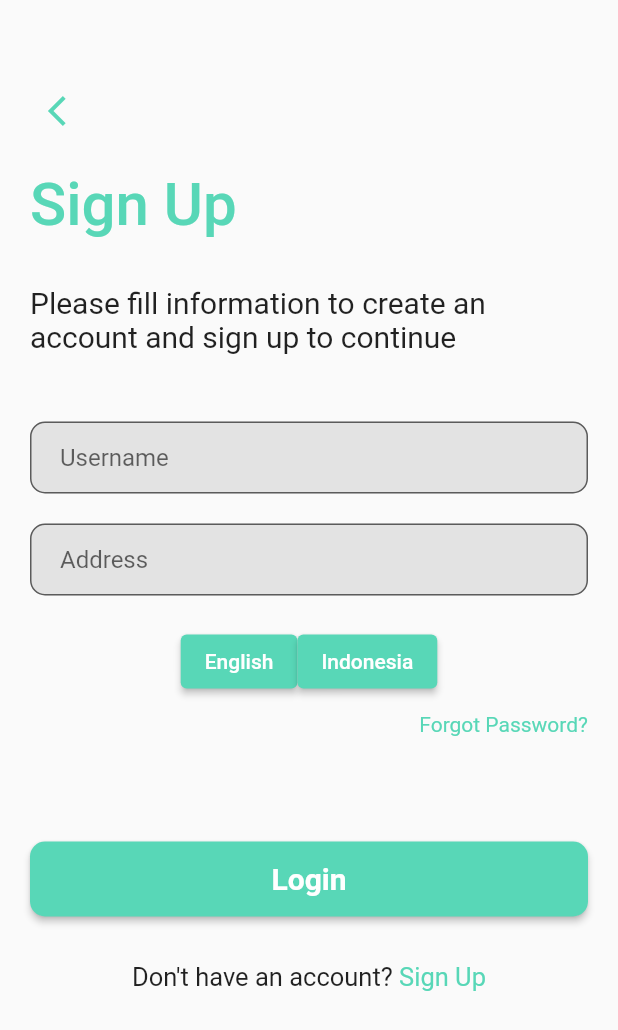
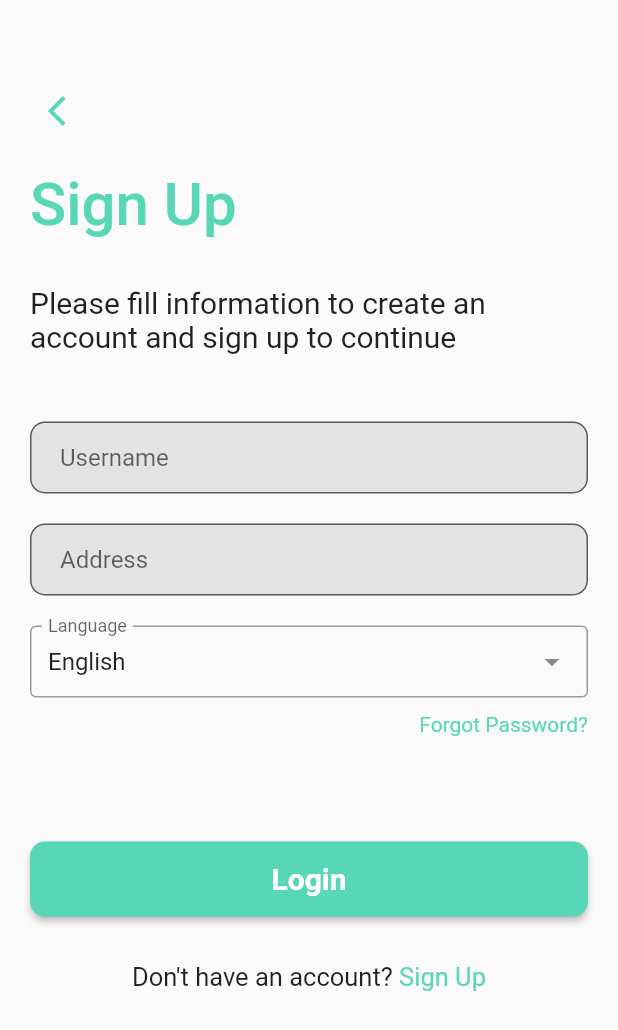
Before and after one commit to Madd-G/nutria_old, a Flutter app: the screen it shows after launch, on a phone screen of 412 x 824 dp. Shown: the top 1030 px of the screen. Run offline on Flutter 3.47's test engine with Material 2 defaults, Android fonts, the phone set to English and light mode, and no system bars; drawn by our look-alikes of dropdown_search; our stand-ins replace get.

Commit message:
implement a dropdown to change the language in the application

```diff
--- a/lib/views/sign_up_screen_first.dart
+++ b/lib/views/sign_up_screen_first.dart
@@ -1,3 +1,4 @@
+import 'package:dropdown_search/dropdown_search.dart';
 import 'package:flutter/material.dart';
 import 'package:get/get.dart';
 import 'package:nutria/controllers/translations_controller.dart';
@@ -5,7 +6,7 @@ import '../components.dart';
 
 class SignUpScreenFirst extends StatelessWidget {
   SignUpScreenFirst({Key? key}) : super(key: key);
-
+  final languages = ['English', 'Indonesia'];
   final messageController = Get.put(MessagesController());
 
   @override
@@ -64,23 +65,21 @@ class SignUpScreenFirst extends StatelessWidget {
                         borderSide: BorderSide(
                             color: Theme.of(context).colorScheme.primary)))),
             const SizedBox(height: 20),
-
-            Row(
-              mainAxisAlignment: MainAxisAlignment.center,
-              children: [
-                ElevatedButton(
-                  onPressed: () =>
-                      messageController.changeLanguage('en_US', 'id'),
-                  child: const Text('English'),
-                ), ElevatedButton(
-                  onPressed: () =>
-                      messageController.changeLanguage('id', 'en_US'),
-                  child: const Text('Indonesia'),
-                ),
-              ],
+            DropdownSearch<String>(
+              mode: Mode.MENU,
+              showSelectedItem: true,
+              items: languages,
+              label: "Language",
+              hint: "select language",
+              selectedItem: "English",
+              onChanged:  (String? data) {
+                if (data == 'English') {
+                  messageController.changeLanguage('en_US', 'id');
+                } else if (data == "Indonesia") {
+                  messageController.changeLanguage('id', 'en_US');
+                }
+              }
             ),
-
-
             const SizedBox(
               height: 10,
             ),
--- a/pubspec.yaml
+++ b/pubspec.yaml
@@ -14,6 +14,7 @@ dependencies:
 
   cupertino_icons: ^1.0.2
   get:
+  dropdown_search: ^0.6.1
 
 dev_dependencies:
   flutter_test:
```
Also changed, not shown: lib/controllers/translations_controller.dart (+8 -0 lines), pubspec.lock.
